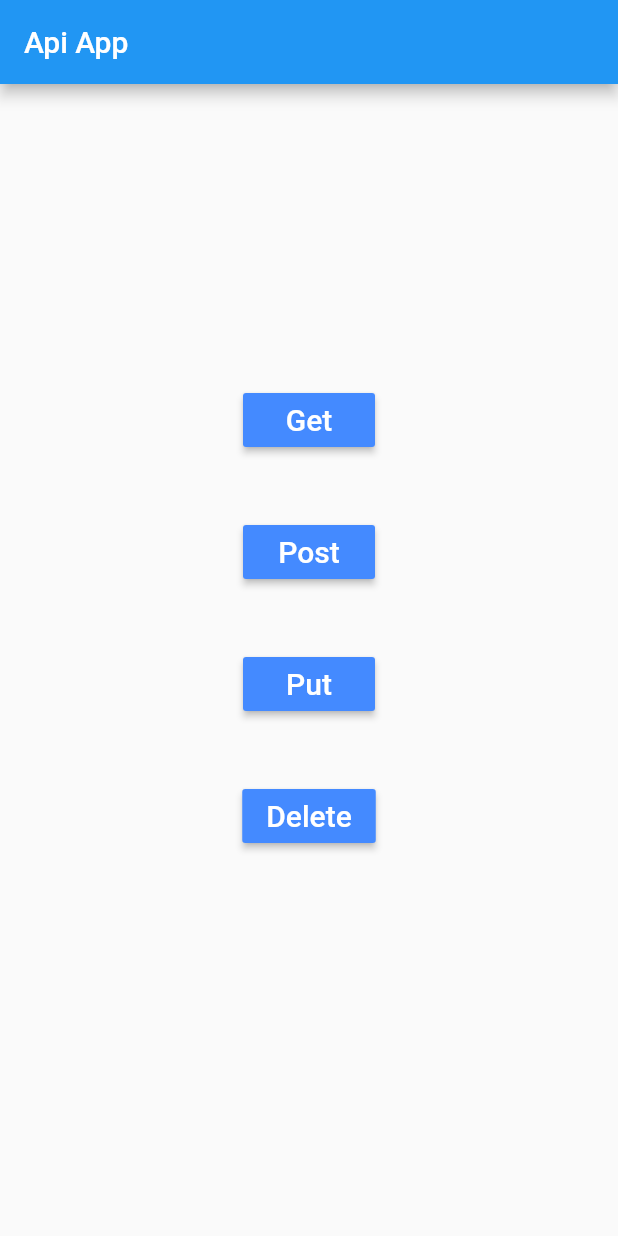
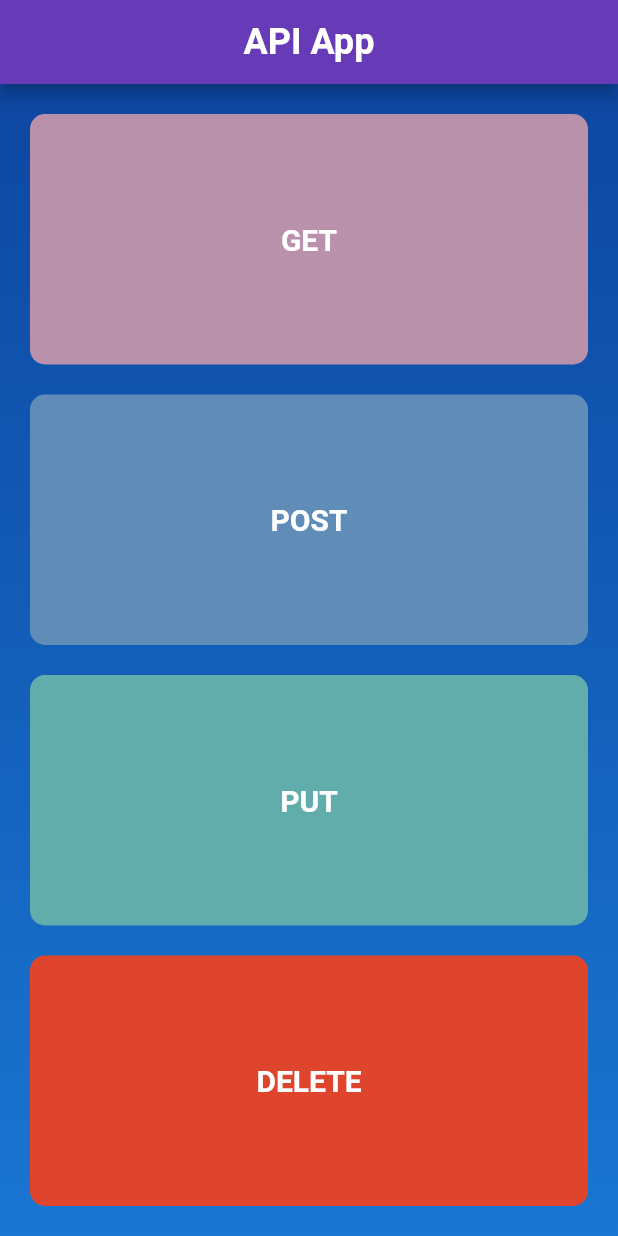
Before and after one commit to Gunjit27/api_app, a Flutter app: the screen it shows after launch, on a phone screen of 412 x 824 dp. Run offline on Flutter 3.47's test engine with Material 2 defaults, Android fonts, the phone set to English and light mode, and no system bars.

Commit message:
Update main.dart

```diff
--- a/lib/main.dart
+++ b/lib/main.dart
@@ -1,11 +1,8 @@
-// ignore_for_file: prefer_const_constructors, prefer_const_literals_to_create_immutables, sort_child_properties_last, unused_import
-
 import 'package:api_app/DeleteData.dart';
 import 'package:api_app/PostData.dart';
 import 'package:flutter/material.dart';
 import 'GetData.dart';
 import 'package:http/http.dart' as http;
-
 import 'PutData.dart';
 
 void main() {
@@ -13,93 +10,199 @@ void main() {
 }
 
 class MyApp extends StatelessWidget {
-  const MyApp({super.key});
+  const MyApp({Key? key}) : super(key: key);
 
   @override
   Widget build(BuildContext context) {
     return MaterialApp(
       debugShowCheckedModeBanner: false,
+      theme: ThemeData(
+        primarySwatch: Colors.deepPurple,
+        hintColor: Colors.amber,
+      ),
       home: HomePage(),
     );
   }
 }
 
 class HomePage extends StatelessWidget {
-  const HomePage({super.key});
+  const HomePage({Key? key}) : super(key: key);
 
   @override
   Widget build(BuildContext context) {
     return Scaffold(
       appBar: AppBar(
-        title: Text("Api App"),
+        title: Text(
+          "API App",
+          style: TextStyle(
+            fontSize: 24,
+            fontWeight: FontWeight.bold,
           ),
-      body: Center(
-        child: Container(
-          padding:
-              EdgeInsetsDirectional.symmetric(horizontal: 100, vertical: 200),
+        ),
+        centerTitle: true,
+      ),
+      body: Container(
+        decoration: BoxDecoration(
+          gradient: LinearGradient(
+            begin: Alignment.topCenter,
+            end: Alignment.bottomCenter,
+            colors: [
+              Color(0xFF0D47A1),
+              Color(0xFF1976D2),
+            ],
+          ),
+        ),
+        child: Center(
+          child: Padding(
+            padding: const EdgeInsets.all(20.0),
             child: Column(
+              mainAxisAlignment: MainAxisAlignment.center,
+              crossAxisAlignment: CrossAxisAlignment.stretch,
               children: [
-              MaterialButton(
-                child: Text(
-                  'Get',
-                  style: TextStyle(fontSize: 20.0),
+                Expanded(
+                  child: AnimatedButton(
+                    onPressed: () {
+                      Navigator.push(
+                        context,
+                        MaterialPageRoute(builder: (context) => GetData()),
+                      );
+                    },
+                    color1: Color(0xFFD69AB1),
+                    color2: Color(0xFF8E83A3),
+                    text: 'GET',
                   ),
-                color: Colors.blueAccent,
-                textColor: Colors.white,
+                ),
+                SizedBox(height: 20),
+                Expanded(
+                  child: AnimatedButton(
                     onPressed: () {
-                  Navigator.push(context,
-                      MaterialPageRoute(builder: (context) => GetData()));
+                      Navigator.push(
+                        context,
+                        MaterialPageRoute(builder: (context) => PostData()),
+                      );
                     },
+                    color1: Color(0xFF78A5CD),
+                    color2: Color(0xFF3C6997),
+                    text: 'POST',
                   ),
-              SizedBox(
-                height: 40,
                 ),
-              MaterialButton(
-                child: Text(
-                  'Post',
-                  style: TextStyle(fontSize: 20.0),
+                SizedBox(height: 20),
+                Expanded(
+                  child: AnimatedButton(
+                    onPressed: () {
+                      Navigator.push(
+                        context,
+                        MaterialPageRoute(builder: (context) => PutData()),
+                      );
+                    },
+                    color1: Color(0xFF79C7C5),
+                    color2: Color(0xFF3B8686),
+                    text: 'PUT',
                   ),
-                color: Colors.blueAccent,
-                textColor: Colors.white,
+                ),
+                SizedBox(height: 20),
+                Expanded(
+                  child: AnimatedButton(
                     onPressed: () {
-                  Navigator.push(context,
-                      MaterialPageRoute(builder: (context) => PostData()));
+                      Navigator.push(
+                        context,
+                        MaterialPageRoute(builder: (context) => DeleteData()),
+                      );
                     },
+                    color1: Color(0xFFE4572E),
+                    color2: Color(0xFFD42A2A),
+                    text: 'DELETE',
                   ),
-              SizedBox(
-                height: 40,
-              ),
-              MaterialButton(
-                child: Text(
-                  'Put',
-                  style: TextStyle(fontSize: 20.0),
-                ),
-                color: Colors.blueAccent,
-                textColor: Colors.white,
-                onPressed: () {
-                  Navigator.push(context,
-                      MaterialPageRoute(builder: (context) => PutData()));
-                },
-              ),
-              SizedBox(
-                height: 40,
-              ),
-              MaterialButton(
-                child: Text(
-                  'Delete',
-                  style: TextStyle(fontSize: 20.0),
-                ),
-                color: Colors.blueAccent,
-                textColor: Colors.white,
-                onPressed: () {
-                  Navigator.push(context,
-                      MaterialPageRoute(builder: (context) => DeleteData()));
-                },
                 ),
               ],
+            ),
           ),
         ),
       ),
     );
   }
 }
+
+class AnimatedButton extends StatefulWidget {
+  final VoidCallback onPressed;
+  final Color color1;
+  final Color color2;
+  final String text;
+
+  const AnimatedButton({
+    required this.onPressed,
+    required this.color1,
+    required this.color2,
+    required this.text,
+  });
+
+  @override
+  _AnimatedButtonState createState() => _AnimatedButtonState();
+}
+
+class _AnimatedButtonState extends State<AnimatedButton>
+    with SingleTickerProviderStateMixin {
+  late AnimationController _animationController;
+  late Animation<Color?> _colorAnimation;
+
+  @override
+  void initState() {
+    super.initState();
+    _animationController = AnimationController(
+      duration: Duration(milliseconds: 500),
+      vsync: this,
+    );
+
+    _colorAnimation = ColorTween(
+      begin: widget.color1,
+      end: widget.color2,
+    ).animate(_animationController);
+
+    _animationController.repeat(reverse: true);
+  }
+
+  @override
+  void dispose() {
+    _animationController.dispose();
+    super.dispose();
+  }
+
+  @override
+  Widget build(BuildContext context) {
+    return AnimatedBuilder(
+      animation: _colorAnimation,
+      builder: (BuildContext context, Widget? child) {
+        return Container(
+          decoration: BoxDecoration(
+            borderRadius: BorderRadius.circular(10.0),
+            gradient: LinearGradient(
+              begin: Alignment.centerLeft,
+              end: Alignment.centerRight,
+              colors: [
+                _colorAnimation.value ?? widget.color1,
+                _colorAnimation.value ?? widget.color2,
+              ],
+            ),
+          ),
+          child: Material(
+            color: Colors.transparent,
+            child: InkWell(
+              borderRadius: BorderRadius.circular(10.0),
+              onTap: widget.onPressed,
+              child: Center(
+                child: Text(
+                  widget.text,
+                  style: TextStyle(
+                    fontSize: 20.0,
+                    fontWeight: FontWeight.bold,
+                    color: Colors.white,
+                  ),
+                ),
+              ),
+            ),
+          ),
+        );
+      },
+    );
+  }
+}
```
Lines whose indentation alone changed are shown as unchanged.
